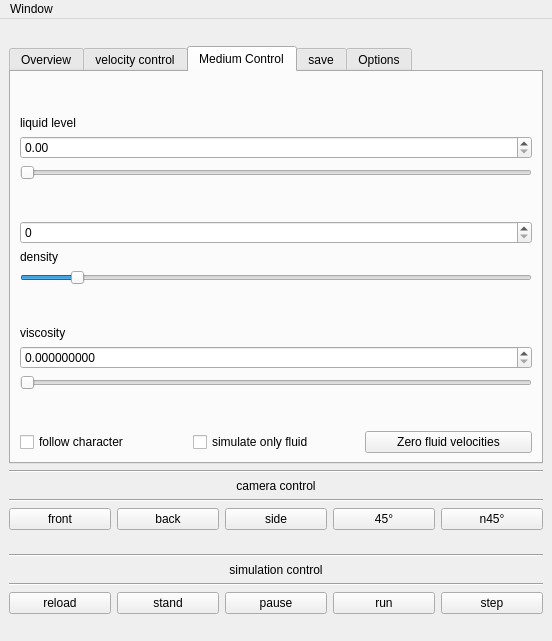
First picture: the form in gui/simulationwindow.ui, repository scarensac/simbicon_qt, before the edit.
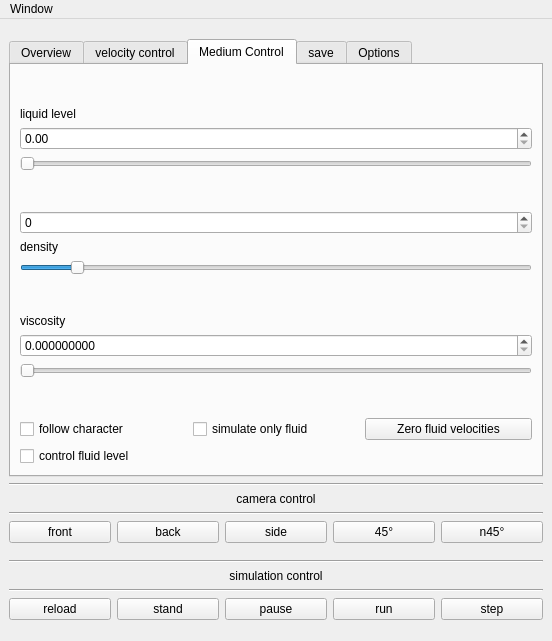
Second picture: the form after the edit.

Commit message: centralized the application of fluid forces, removed the aggragation of the forces for the force field compensation so that it can compensate unalligned force fields

Diff of the .ui file:
```diff
--- a/gui/simulationwindow.ui
+++ b/gui/simulationwindow.ui
@@ -402,7 +402,7 @@
            <bool>false</bool>
           </property>
           <property name="maximum">
-           <double>1.250000000000000</double>
+           <double>2.000000000000000</double>
           </property>
           <property name="singleStep">
            <double>0.050000000000000</double>
@@ -412,7 +412,7 @@
         <item>
          <widget class="QSlider" name="slider_liquid_level">
           <property name="maximum">
-           <number>125</number>
+           <number>200</number>
           </property>
           <property name="orientation">
            <enum>Qt::Horizontal</enum>
@@ -531,28 +531,35 @@
          </spacer>
         </item>
         <item>
-         <layout class="QHBoxLayout" name="horizontalLayout_9">
-          <item>
+         <layout class="QGridLayout" name="gridLayout_5">
+          <item row="0" column="0">
            <widget class="QCheckBox" name="check_box_fluid_follow_character">
             <property name="text">
              <string>follow character</string>
             </property>
            </widget>
           </item>
-          <item>
+          <item row="0" column="1">
            <widget class="QCheckBox" name="check_box_simulate_only_fluid">
             <property name="text">
              <string>simulate only fluid</string>
             </property>
            </widget>
           </item>
-          <item>
+          <item row="0" column="2">
            <widget class="QPushButton" name="btn_zero_fluid_velocities">
             <property name="text">
              <string>Zero fluid velocities</string>
             </property>
            </widget>
           </item>
+          <item row="1" column="0">
+           <widget class="QCheckBox" name="check_box_fluid_control_level">
+            <property name="text">
+             <string>control fluid level</string>
+            </property>
+           </widget>
+          </item>
          </layout>
         </item>
        </layout>
```
The commit also changes 135 other files.
